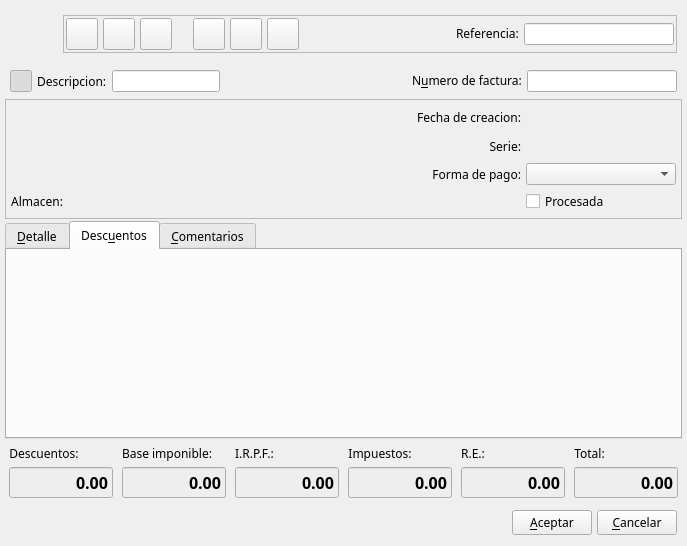
Qt form bulmages/bulmafact/src/facturabase.ui (eboladev/Bulmages-1) before a commit.
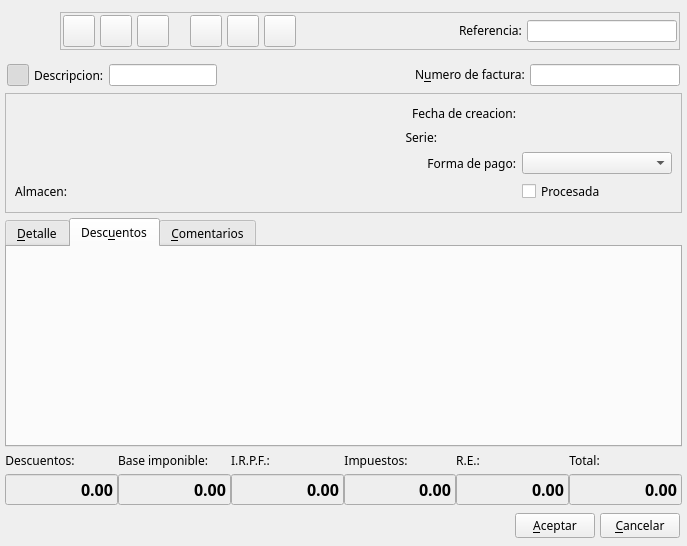
The same form after that commit. The open tabs and pages were chosen to show the change. Icons and pictures are not drawn. Custom widgets are drawn as their Qt base class.

Commit message: Con los ultimos cambios en facturas, algunos plugins habian dejado de compilar bien

```diff
--- a/bulmages/bulmafact/src/facturabase.ui
+++ b/bulmages/bulmafact/src/facturabase.ui
@@ -19,40 +19,27 @@
   <property name="windowIcon" >
    <iconset resource="../../bulmages.qrc" >:/Bulmafact48x48/images/png/48x48/i_bulmages_ventas_facturas.48x48.png</iconset>
   </property>
-  <layout class="QGridLayout" >
-   <property name="leftMargin" >
+  <layout class="QVBoxLayout" >
+   <property name="margin" >
     <number>5</number>
    </property>
-   <property name="topMargin" >
+   <property name="spacing" >
     <number>5</number>
    </property>
-   <property name="rightMargin" >
-    <number>5</number>
-   </property>
-   <property name="bottomMargin" >
-    <number>5</number>
-   </property>
-   <item row="0" column="0" >
+   <item>
     <layout class="QHBoxLayout" >
+     <property name="margin" >
+      <number>2</number>
+     </property>
      <property name="spacing" >
       <number>5</number>
      </property>
-     <property name="leftMargin" >
-      <number>5</number>
-     </property>
-     <property name="topMargin" >
-      <number>5</number>
-     </property>
-     <property name="rightMargin" >
-      <number>5</number>
-     </property>
-     <property name="bottomMargin" >
-      <number>5</number>
-     </property>
      <item>
       <widget class="QLabel" name="pixmapLabel1" >
        <property name="sizePolicy" >
-        <sizepolicy vsizetype="Fixed" hsizetype="Fixed" >
+        <sizepolicy>
+         <hsizetype>0</hsizetype>
+         <vsizetype>0</vsizetype>
          <horstretch>0</horstretch>
          <verstretch>0</verstretch>
         </sizepolicy>
@@ -80,7 +67,9 @@
      <item>
       <widget class="QFrame" name="frame_2" >
        <property name="sizePolicy" >
-        <sizepolicy vsizetype="Fixed" hsizetype="Expanding" >
+        <sizepolicy>
+         <hsizetype>7</hsizetype>
+         <vsizetype>0</vsizetype>
          <horstretch>0</horstretch>
          <verstretch>0</verstretch>
         </sizepolicy>
@@ -365,7 +354,9 @@
         <item>
          <widget class="QLabel" name="label5" >
           <property name="sizePolicy" >
-           <sizepolicy vsizetype="Fixed" hsizetype="Fixed" >
+           <sizepolicy>
+            <hsizetype>0</hsizetype>
+            <vsizetype>0</vsizetype>
             <horstretch>0</horstretch>
             <verstretch>0</verstretch>
            </sizepolicy>
@@ -389,7 +380,9 @@
         <item>
          <widget class="BusquedaReferencia" name="mui_reffactura" >
           <property name="sizePolicy" >
-           <sizepolicy vsizetype="Fixed" hsizetype="Fixed" >
+           <sizepolicy>
+            <hsizetype>0</hsizetype>
+            <vsizetype>0</vsizetype>
             <horstretch>0</horstretch>
             <verstretch>0</verstretch>
            </sizepolicy>
@@ -407,23 +400,14 @@
      </item>
     </layout>
    </item>
-   <item row="1" column="0" >
+   <item>
     <layout class="QHBoxLayout" >
+     <property name="margin" >
+      <number>2</number>
+     </property>
      <property name="spacing" >
       <number>5</number>
      </property>
-     <property name="leftMargin" >
-      <number>5</number>
-     </property>
-     <property name="topMargin" >
-      <number>5</number>
-     </property>
-     <property name="rightMargin" >
-      <number>5</number>
-     </property>
-     <property name="bottomMargin" >
-      <number>5</number>
-     </property>
      <item>
       <widget class="QToolButton" name="mui_detalles" >
        <property name="minimumSize" >
@@ -485,7 +469,9 @@
      <item>
       <widget class="QLineEdit" name="mui_descfactura" >
        <property name="sizePolicy" >
-        <sizepolicy vsizetype="Fixed" hsizetype="Fixed" >
+        <sizepolicy>
+         <hsizetype>0</hsizetype>
+         <vsizetype>0</vsizetype>
          <horstretch>0</horstretch>
          <verstretch>0</verstretch>
         </sizepolicy>
@@ -523,7 +509,9 @@
      <item>
       <widget class="QLabel" name="label6" >
        <property name="sizePolicy" >
-        <sizepolicy vsizetype="Fixed" hsizetype="Fixed" >
+        <sizepolicy>
+         <hsizetype>0</hsizetype>
+         <vsizetype>0</vsizetype>
          <horstretch>0</horstretch>
          <verstretch>0</verstretch>
         </sizepolicy>
@@ -550,7 +538,9 @@
      <item>
       <widget class="QLineEdit" name="mui_numfactura" >
        <property name="sizePolicy" >
-        <sizepolicy vsizetype="Fixed" hsizetype="Fixed" >
+        <sizepolicy>
+         <hsizetype>0</hsizetype>
+         <vsizetype>0</vsizetype>
          <horstretch>0</horstretch>
          <verstretch>0</verstretch>
         </sizepolicy>
@@ -571,7 +561,7 @@
      </item>
     </layout>
    </item>
-   <item row="2" column="0" >
+   <item>
     <widget class="QFrame" name="frame" >
      <property name="minimumSize" >
       <size>
@@ -586,42 +576,14 @@
       <enum>QFrame::Raised</enum>
      </property>
      <layout class="QGridLayout" >
-      <property name="leftMargin" >
-       <number>5</number>
+      <property name="margin" >
+       <number>9</number>
       </property>
-      <property name="topMargin" >
-       <number>5</number>
+      <property name="spacing" >
+       <number>6</number>
       </property>
-      <property name="rightMargin" >
-       <number>5</number>
-      </property>
-      <property name="bottomMargin" >
-       <number>5</number>
-      </property>
-      <property name="horizontalSpacing" >
-       <number>5</number>
-      </property>
-      <property name="verticalSpacing" >
-       <number>5</number>
-      </property>
-      <item rowspan="3" row="0" column="0" colspan="3" >
-       <widget class="BusquedaCliente" native="1" name="mui_idcliente" >
-        <property name="sizePolicy" >
-         <sizepolicy vsizetype="Preferred" hsizetype="Preferred" >
-          <horstretch>0</horstretch>
-          <verstretch>0</verstretch>
-         </sizepolicy>
-        </property>
-        <property name="minimumSize" >
-         <size>
-          <width>250</width>
-          <height>0</height>
-         </size>
-        </property>
-       </widget>
-      </item>
-      <item row="0" column="3" >
-       <widget class="QLabel" name="label8" >
+      <item row="2" column="2" >
+       <widget class="QLabel" name="label11" >
         <property name="font" >
          <font>
           <family>Sans Serif</family>
@@ -634,20 +596,22 @@
          </font>
         </property>
         <property name="text" >
-         <string>Fecha de creacion:</string>
+         <string>Forma de pago:</string>
         </property>
         <property name="alignment" >
          <set>Qt::AlignRight|Qt::AlignTrailing|Qt::AlignVCenter</set>
         </property>
        </widget>
       </item>
-      <item row="0" column="4" >
-       <widget class="BusquedaFecha" native="1" name="mui_ffactura" />
-      </item>
       <item row="1" column="3" >
+       <widget class="BusquedaSerieFactura" native="1" name="mui_codigoserie_factura" />
+      </item>
+      <item row="1" column="2" >
        <widget class="QLabel" name="label10" >
         <property name="sizePolicy" >
-         <sizepolicy vsizetype="Preferred" hsizetype="Preferred" >
+         <sizepolicy>
+          <hsizetype>0</hsizetype>
+          <vsizetype>0</vsizetype>
           <horstretch>0</horstretch>
           <verstretch>0</verstretch>
          </sizepolicy>
@@ -671,31 +635,31 @@
         </property>
        </widget>
       </item>
-      <item row="1" column="4" >
-       <widget class="BusquedaSerieFactura" native="1" name="mui_codigoserie_factura" />
+      <item row="0" column="3" >
+       <widget class="BusquedaFecha" native="1" name="mui_ffactura" />
+      </item>
+      <item row="0" column="2" >
+       <widget class="QLabel" name="label8" >
+        <property name="font" >
+         <font>
+          <family>Sans Serif</family>
+          <pointsize>9</pointsize>
+          <weight>50</weight>
+          <italic>false</italic>
+          <bold>false</bold>
+          <underline>false</underline>
+          <strikeout>false</strikeout>
+         </font>
+        </property>
+        <property name="text" >
+         <string>Fecha de creacion:</string>
+        </property>
+        <property name="alignment" >
+         <set>Qt::AlignRight|Qt::AlignTrailing|Qt::AlignVCenter</set>
+        </property>
+       </widget>
       </item>
       <item row="2" column="3" >
-       <widget class="QLabel" name="label11" >
-        <property name="font" >
-         <font>
-          <family>Sans Serif</family>
-          <pointsize>9</pointsize>
-          <weight>50</weight>
-          <italic>false</italic>
-          <bold>false</bold>
-          <underline>false</underline>
-          <strikeout>false</strikeout>
-         </font>
-        </property>
-        <property name="text" >
-         <string>Forma de pago:</string>
-        </property>
-        <property name="alignment" >
-         <set>Qt::AlignRight|Qt::AlignTrailing|Qt::AlignVCenter</set>
-        </property>
-       </widget>
-      </item>
-      <item row="2" column="4" >
        <widget class="BusquedaFormaPago" name="mui_idforma_pago" >
         <property name="minimumSize" >
          <size>
@@ -705,44 +669,33 @@
         </property>
        </widget>
       </item>
-      <item row="3" column="0" >
-       <widget class="QLabel" name="mui_labelAlmacen" >
-        <property name="sizePolicy" >
-         <sizepolicy vsizetype="Fixed" hsizetype="Fixed" >
-          <horstretch>0</horstretch>
-          <verstretch>0</verstretch>
-         </sizepolicy>
-        </property>
-        <property name="font" >
-         <font>
-          <family>Sans Serif</family>
-          <pointsize>9</pointsize>
-          <weight>50</weight>
-          <italic>false</italic>
-          <bold>false</bold>
-          <underline>false</underline>
-          <strikeout>false</strikeout>
-         </font>
-        </property>
-        <property name="text" >
-         <string>Almacen:</string>
-        </property>
-        <property name="alignment" >
-         <set>Qt::AlignRight|Qt::AlignTrailing|Qt::AlignVCenter</set>
-        </property>
-       </widget>
-      </item>
-      <item row="3" column="1" colspan="2" >
-       <widget class="BusquedaAlmacen" native="1" name="mui_idalmacen" >
-        <property name="minimumSize" >
-         <size>
-          <width>150</width>
-          <height>0</height>
-         </size>
-        </property>
-       </widget>
-      </item>
       <item row="3" column="3" >
+       <widget class="QCheckBox" name="mui_procesadafactura" >
+        <property name="sizePolicy" >
+         <sizepolicy>
+          <hsizetype>0</hsizetype>
+          <vsizetype>0</vsizetype>
+          <horstretch>0</horstretch>
+          <verstretch>0</verstretch>
+         </sizepolicy>
+        </property>
+        <property name="font" >
+         <font>
+          <family>Sans Serif</family>
+          <pointsize>9</pointsize>
+          <weight>50</weight>
+          <italic>false</italic>
+          <bold>false</bold>
+          <underline>false</underline>
+          <strikeout>false</strikeout>
+         </font>
+        </property>
+        <property name="text" >
+         <string>Procesada</string>
+        </property>
+       </widget>
+      </item>
+      <item row="3" column="2" >
        <spacer>
         <property name="orientation" >
          <enum>Qt::Horizontal</enum>
@@ -752,16 +705,46 @@
         </property>
         <property name="sizeHint" >
          <size>
-          <width>101</width>
+          <width>111</width>
           <height>22</height>
          </size>
         </property>
        </spacer>
       </item>
-      <item row="3" column="4" >
-       <widget class="QCheckBox" name="mui_procesadafactura" >
+      <item row="3" column="1" >
+       <widget class="BusquedaAlmacen" native="1" name="mui_idalmacen" >
+        <property name="minimumSize" >
+         <size>
+          <width>150</width>
+          <height>0</height>
+         </size>
+        </property>
+       </widget>
+      </item>
+      <item rowspan="3" row="0" column="0" colspan="2" >
+       <widget class="BusquedaCliente" native="1" name="mui_idcliente" >
         <property name="sizePolicy" >
-         <sizepolicy vsizetype="Preferred" hsizetype="Preferred" >
+         <sizepolicy>
+          <hsizetype>0</hsizetype>
+          <vsizetype>0</vsizetype>
+          <horstretch>0</horstretch>
+          <verstretch>0</verstretch>
+         </sizepolicy>
+        </property>
+        <property name="minimumSize" >
+         <size>
+          <width>250</width>
+          <height>0</height>
+         </size>
+        </property>
+       </widget>
+      </item>
+      <item row="3" column="0" >
+       <widget class="QLabel" name="mui_labelAlmacen" >
+        <property name="sizePolicy" >
+         <sizepolicy>
+          <hsizetype>0</hsizetype>
+          <vsizetype>0</vsizetype>
           <horstretch>0</horstretch>
           <verstretch>0</verstretch>
          </sizepolicy>
@@ -778,14 +761,17 @@
          </font>
         </property>
         <property name="text" >
-         <string>Procesada</string>
+         <string>Almacen:</string>
+        </property>
+        <property name="alignment" >
+         <set>Qt::AlignRight|Qt::AlignTrailing|Qt::AlignVCenter</set>
         </property>
        </widget>
       </item>
      </layout>
     </widget>
    </item>
-   <item row="3" column="0" >
+   <item>
     <widget class="QTabWidget" name="m_desdfgs" >
      <property name="enabled" >
       <bool>true</bool>
@@ -838,21 +824,12 @@
        <string>Desc&amp;uentos</string>
       </attribute>
       <layout class="QVBoxLayout" >
+       <property name="margin" >
+        <number>2</number>
+       </property>
        <property name="spacing" >
         <number>5</number>
        </property>
-       <property name="leftMargin" >
-        <number>5</number>
-       </property>
-       <property name="topMargin" >
-        <number>5</number>
-       </property>
-       <property name="rightMargin" >
-        <number>5</number>
-       </property>
-       <property name="bottomMargin" >
-        <number>5</number>
-       </property>
        <item>
         <widget class="ListDescuentoFacturaView" native="1" name="m_descuentos" >
          <property name="sizePolicy" >
@@ -892,44 +869,28 @@
      </widget>
     </widget>
    </item>
-   <item row="4" column="0" >
+   <item>
     <layout class="QHBoxLayout" >
+     <property name="margin" >
+      <number>0</number>
+     </property>
      <property name="spacing" >
-      <number>5</number>
-     </property>
-     <property name="leftMargin" >
-      <number>2</number>
-     </property>
-     <property name="topMargin" >
-      <number>2</number>
-     </property>
-     <property name="rightMargin" >
-      <number>2</number>
-     </property>
-     <property name="bottomMargin" >
-      <number>2</number>
+      <number>0</number>
      </property>
      <item>
       <layout class="QVBoxLayout" >
+       <property name="margin" >
+        <number>0</number>
+       </property>
        <property name="spacing" >
         <number>5</number>
        </property>
-       <property name="leftMargin" >
-        <number>2</number>
-       </property>
-       <property name="topMargin" >
-        <number>2</number>
-       </property>
-       <property name="rightMargin" >
-        <number>2</number>
-       </property>
-       <property name="bottomMargin" >
-        <number>2</number>
-       </property>
        <item>
         <widget class="QLabel" name="label3" >
          <property name="sizePolicy" >
-          <sizepolicy vsizetype="Fixed" hsizetype="Fixed" >
+          <sizepolicy>
+           <hsizetype>0</hsizetype>
+           <vsizetype>0</vsizetype>
            <horstretch>0</horstretch>
            <verstretch>0</verstretch>
           </sizepolicy>
@@ -1027,25 +988,18 @@
      </item>
      <item>
       <layout class="QVBoxLayout" >
+       <property name="margin" >
+        <number>0</number>
+       </property>
        <property name="spacing" >
         <number>5</number>
        </property>
-       <property name="leftMargin" >
-        <number>2</number>
-       </property>
-       <property name="topMargin" >
-        <number>2</number>
-       </property>
-       <property name="rightMargin" >
-        <number>2</number>
-       </property>
-       <property name="bottomMargin" >
-        <number>2</number>
-       </property>
        <item>
         <widget class="QLabel" name="label2" >
          <property name="sizePolicy" >
-          <sizepolicy vsizetype="Fixed" hsizetype="Fixed" >
+          <sizepolicy>
+           <hsizetype>0</hsizetype>
+           <vsizetype>0</vsizetype>
            <horstretch>0</horstretch>
            <verstretch>0</verstretch>
           </sizepolicy>
@@ -1140,25 +1094,18 @@
      </item>
      <item>
       <layout class="QVBoxLayout" >
+       <property name="margin" >
+        <number>0</number>
+       </property>
        <property name="spacing" >
         <number>5</number>
        </property>
-       <property name="leftMargin" >
-        <number>2</number>
-       </property>
-       <property name="topMargin" >
-        <number>2</number>
-       </property>
-       <property name="rightMargin" >
-        <number>2</number>
-       </property>
-       <property name="bottomMargin" >
-        <number>2</number>
-       </property>
        <item>
         <widget class="QLabel" name="label4_3" >
          <property name="sizePolicy" >
-          <sizepolicy vsizetype="Fixed" hsizetype="Fixed" >
+          <sizepolicy>
+           <hsizetype>0</hsizetype>
+           <vsizetype>0</vsizetype>
            <horstretch>0</horstretch>
            <verstretch>0</verstretch>
           </sizepolicy>
@@ -1253,25 +1200,18 @@
      </item>
      <item>
       <layout class="QVBoxLayout" >
+       <property name="margin" >
+        <number>0</number>
+       </property>
        <property name="spacing" >
         <number>5</number>
        </property>
-       <property name="leftMargin" >
-        <number>2</number>
-       </property>
-       <property name="topMargin" >
-        <number>2</number>
-       </property>
-       <property name="rightMargin" >
-        <number>2</number>
-       </property>
-       <property name="bottomMargin" >
-        <number>2</number>
-       </property>
        <item>
         <widget class="QLabel" name="label4" >
          <property name="sizePolicy" >
-          <sizepolicy vsizetype="Fixed" hsizetype="Fixed" >
+          <sizepolicy>
+           <hsizetype>0</hsizetype>
+           <vsizetype>0</vsizetype>
            <horstretch>0</horstretch>
            <verstretch>0</verstretch>
           </sizepolicy>
@@ -1366,25 +1306,18 @@
      </item>
      <item>
       <layout class="QVBoxLayout" >
+       <property name="margin" >
+        <number>0</number>
+       </property>
        <property name="spacing" >
         <number>5</number>
        </property>
-       <property name="leftMargin" >
-        <number>2</number>
-       </property>
-       <property name="topMargin" >
-        <number>2</number>
-       </property>
-       <property name="rightMargin" >
-        <number>2</number>
-       </property>
-       <property name="bottomMargin" >
-        <number>2</number>
-       </property>
        <item>
         <widget class="QLabel" name="label4_2" >
          <property name="sizePolicy" >
-          <sizepolicy vsizetype="Fixed" hsizetype="Fixed" >
+          <sizepolicy>
+           <hsizetype>0</hsizetype>
+           <vsizetype>0</vsizetype>
            <horstretch>0</horstretch>
            <verstretch>0</verstretch>
           </sizepolicy>
@@ -1479,25 +1412,18 @@
      </item>
      <item>
       <layout class="QVBoxLayout" >
+       <property name="margin" >
+        <number>0</number>
+       </property>
        <property name="spacing" >
         <number>5</number>
        </property>
-       <property name="leftMargin" >
-        <number>2</number>
-       </property>
-       <property name="topMargin" >
-        <number>2</number>
-       </property>
-       <property name="rightMargin" >
-        <number>2</number>
-       </property>
-       <property name="bottomMargin" >
-        <number>2</number>
-       </property>
        <item>
         <widget class="QLabel" name="label1" >
          <property name="sizePolicy" >
-          <sizepolicy vsizetype="Fixed" hsizetype="Fixed" >
+          <sizepolicy>
+           <hsizetype>0</hsizetype>
+           <vsizetype>0</vsizetype>
            <horstretch>0</horstretch>
            <verstretch>0</verstretch>
           </sizepolicy>
@@ -1601,23 +1527,14 @@
      </item>
     </layout>
    </item>
-   <item row="5" column="0" >
+   <item>
     <layout class="QHBoxLayout" >
+     <property name="margin" >
+      <number>2</number>
+     </property>
      <property name="spacing" >
       <number>5</number>
      </property>
-     <property name="leftMargin" >
-      <number>5</number>
-     </property>
-     <property name="topMargin" >
-      <number>5</number>
-     </property>
-     <property name="rightMargin" >
-      <number>5</number>
-     </property>
-     <property name="bottomMargin" >
-      <number>5</number>
-     </property>
      <item>
       <spacer>
        <property name="orientation" >
@@ -1673,6 +1590,21 @@
  </widget>
  <layoutdefault spacing="2" margin="2" />
  <customwidgets>
+  <customwidget>
+   <class>BusquedaAlmacen</class>
+   <extends>QWidget</extends>
+   <header>busquedaalmacen.h</header>
+  </customwidget>
+  <customwidget>
+   <class>BusquedaFormaPago</class>
+   <extends>QComboBox</extends>
+   <header>busquedaformapago.h</header>
+  </customwidget>
+  <customwidget>
+   <class>BusquedaSerieFactura</class>
+   <extends>QWidget</extends>
+   <header>busquedaseriefactura.h</header>
+  </customwidget>
   <customwidget>
    <class>BusquedaFecha</class>
    <extends>QWidget</extends>
@@ -1698,21 +1630,6 @@
    <extends>QWidget</extends>
    <header>listdescfacturaview.h</header>
   </customwidget>
-  <customwidget>
-   <class>BusquedaAlmacen</class>
-   <extends>QWidget</extends>
-   <header>busquedaalmacen.h</header>
-  </customwidget>
-  <customwidget>
-   <class>BusquedaFormaPago</class>
-   <extends>QComboBox</extends>
-   <header>busquedaformapago.h</header>
-  </customwidget>
-  <customwidget>
-   <class>BusquedaSerieFactura</class>
-   <extends>QWidget</extends>
-   <header>busquedaseriefactura.h</header>
-  </customwidget>
  </customwidgets>
  <resources>
   <include location="../../bulmages.qrc" />
```
Left out of the diff: 56 changed lines with no effect on the pictures. The commit also changes 2 other files.
